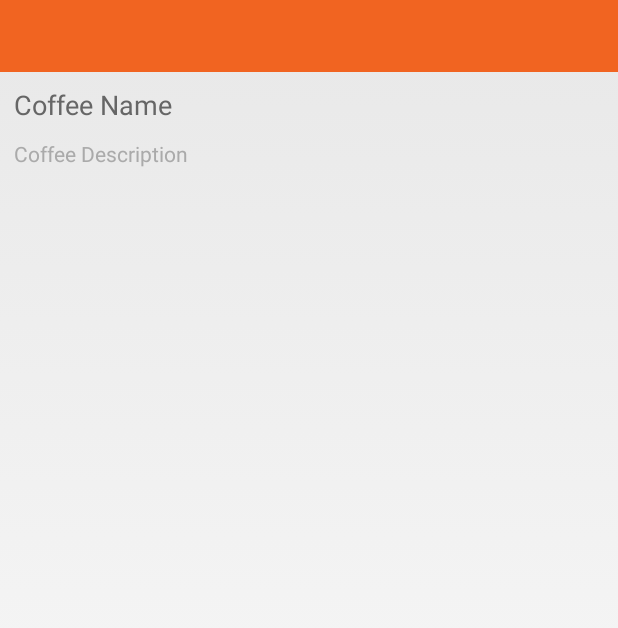
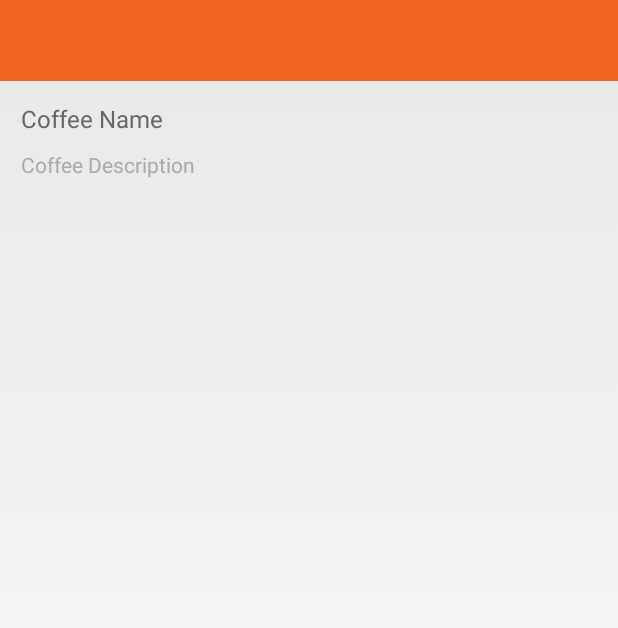
Before and after one commit to yfeng55/Percolate-Assessment, an Android app: the layout row.xml on its own in the app's theme, with its tools: preview values and no code run, on a phone screen of 412 x 824 dp. Shown: the top 628 px of the screen. Run offline under Robolectric (Android 15) with nearby library versions, the phone set to English and light mode, and no system bars.

Commit message:
modified styles

```diff
--- a/app/src/main/res/layout/row.xml
+++ b/app/src/main/res/layout/row.xml
@@ -11,16 +11,19 @@
         android:layout_width="match_parent"
         android:layout_height="wrap_content"
         android:text="Coffee Name"
-        android:textSize="18sp"
+        android:textSize="16sp"
         android:textColor="@color/darkgray"
-        android:layout_margin="5dp" />
+        android:layout_margin="10dp" />
 
     <TextView
         android:id="@+id/tvDesc"
         android:layout_width="match_parent"
         android:layout_height="wrap_content"
         android:textColor="@color/lightgray"
-        android:layout_margin="5dp"
+        android:layout_marginLeft="10dp"
+        android:layout_marginRight="30dp"
+        android:layout_marginTop="0dp"
+        android:layout_marginBottom="10dp"
         android:text="Coffee Description" />
 
     <!--<ImageView-->
--- a/app/src/main/res/values/styles.xml
+++ b/app/src/main/res/values/styles.xml
@@ -15,8 +15,11 @@
     <style name="MyActionBar" parent="@android:style/Widget.Holo.Light.ActionBar.Solid.Inverse">
         <item name="android:windowActionBarOverlay">true</item>
         <item name="android:background">@color/orange</item>
+        <item name="android:icon">@drawable/dripwhite</item>
         <item name="android:displayOptions"></item>
+        <item name="displayOptions">showHome|useLogo</item>
         <item name="android:windowContentOverlay">@null</item>
+        <item name="android:height">54dp</item>
 
     </style>
 
```
Also changed, not shown: app/src/main/java/coffeeapp/percolate/efeng/coffeeapp/CoffeeActivity.java (+8 -0 lines), app/src/main/res/layout/actionbar.xml (added, +19 -0 lines), app/src/main/ic_launcher-web.png (added), app/src/main/res/drawable/dripwhite.png (added), app/src/main/res/mipmap-hdpi/ic_launcher.png, app/src/main/res/mipmap-mdpi/ic_launcher.png, app/src/main/res/mipmap-xhdpi/ic_launcher.png, app/src/main/res/mipmap-xxhdpi/ic_launcher.png, app/src/main/res/mipmap-xxxhdpi/ic_launcher.png (added), 1 other file.
